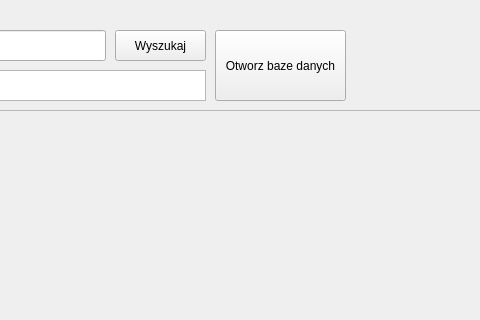
This is mainwindow.ui in Fejbien/WeatherApp as Qt 5 draws it before an edit; both pictures show x 345 to 825 and y 0 to 320 of the 1244 by 754 pixel window. The edited form follows.
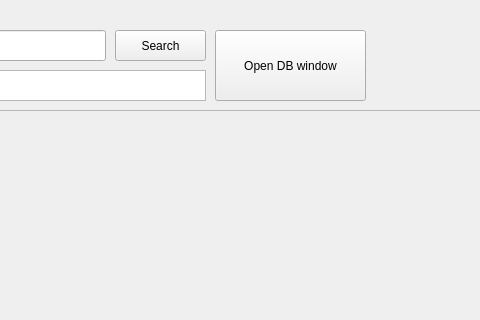
This is the edited form.

What changed in the file:
```diff
--- a/mainwindow.ui
+++ b/mainwindow.ui
@@ -57,7 +57,7 @@
      </rect>
     </property>
     <property name="text">
-     <string>Wyszukaj</string>
+     <string>Search</string>
     </property>
    </widget>
    <widget class="QTextBrowser" name="resultBrowser">
@@ -134,12 +134,12 @@
      <rect>
       <x>560</x>
       <y>30</y>
-      <width>131</width>
+      <width>151</width>
       <height>71</height>
      </rect>
     </property>
     <property name="text">
-     <string>Otworz baze danych</string>
+     <string>Open DB window</string>
     </property>
    </widget>
   </widget>
```
